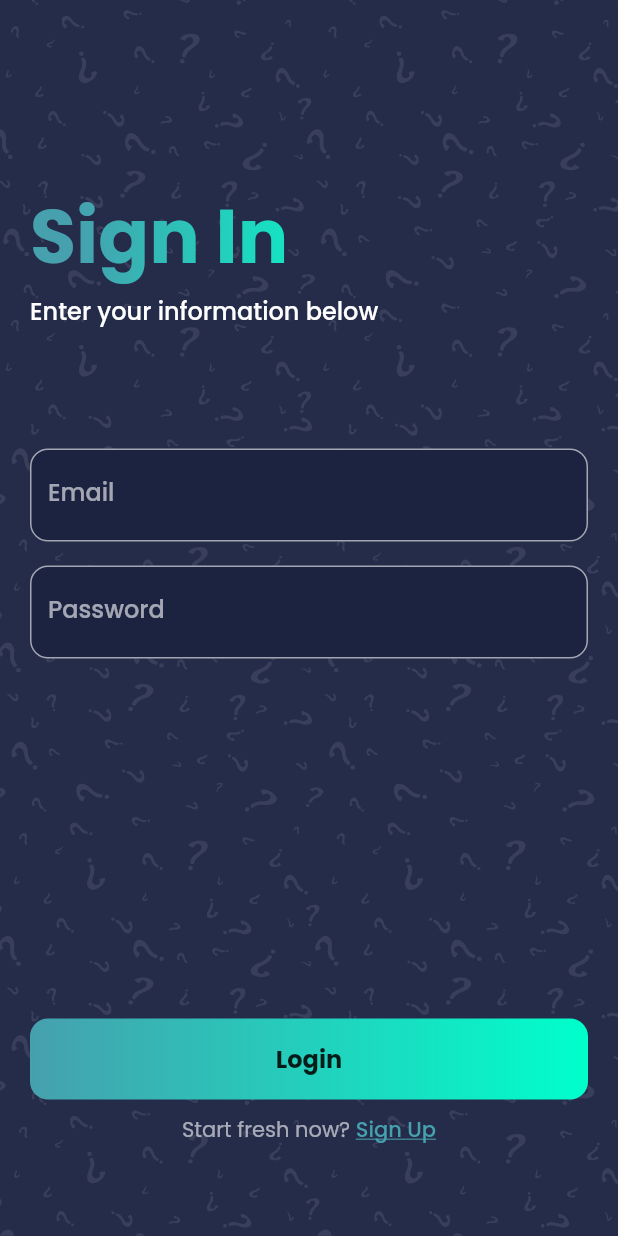
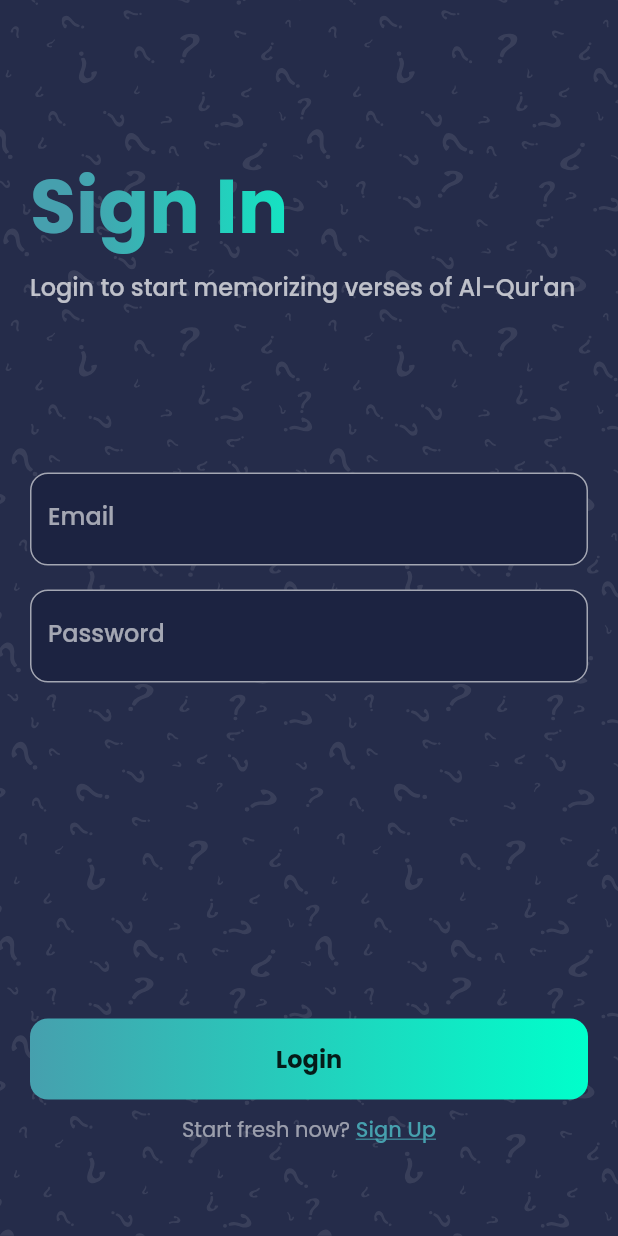
Before and after one commit to MahmudiZukri/flashcard, a Flutter app: the screen it shows after launch, after a tap on "Get Started", after a tap on the "chevron left" icon, on a phone screen of 412 x 824 dp. Run offline on Flutter 3.47's test engine with Material 2 defaults, Android fonts, the phone set to English and light mode, and no system bars; our stand-ins replace bloc, cloud_firestore, email_validator, equatable, firebase_auth, firebase_core and 4 more; accounts and stored records are empty.

Commit message:
added null safety sm2, fixing bug and others

```diff
--- a/lib/models/card_model.dart
+++ b/lib/models/card_model.dart
@@ -3,8 +3,8 @@ part of 'models.dart';
 class CardModel extends Equatable {
   // final int id;
   final String question, answer;
-  final int repetitions;
-  final double intervals, easeFactor;
+  final int repetitions, intervals;
+  final double easeFactor;
   final DateTime reviewedDate;
 
   const CardModel(
@@ -19,7 +19,7 @@ class CardModel extends Equatable {
 
   CardModel copyWith(
           {required int repetitions,
-          required double intervals,
+          required int intervals,
           required double easeFactor,
           required DateTime reviewedDate}) =>
       CardModel(
--- a/lib/models/models.dart
+++ b/lib/models/models.dart
@@ -3,3 +3,4 @@ import 'package:equatable/equatable.dart';
 part 'card_model.dart';
 part 'flashcard_user.dart';
 part 'verse.dart';
+part 'sm2.dart';
--- /dev/null
+++ b/lib/models/sm2.dart
@@ -0,0 +1,49 @@
+part of 'models.dart';
+
+class Sm2Response extends Equatable {
+  final int interval;
+  final int repetitions;
+  final double easeFactor;
+
+  const Sm2Response(this.interval, this.repetitions, this.easeFactor);
+
+  @override
+  List<Object?> get props => [interval, repetitions, easeFactor];
+}
+
+class Sm2 {
+  static Sm2Response calc(
+      {required int quality,
+      required int repetitions,
+      required int previousInterval,
+      required double previousEaseFactor}) {
+    int interval;
+    double easeFactor;
+    if (quality >= 3) {
+      switch (repetitions) {
+        case 0:
+          interval = 1;
+          break;
+        case 1:
+          interval = 6;
+          break;
+        default:
+          interval = (previousInterval * previousEaseFactor).round();
+      }
+
+      repetitions++;
+      easeFactor = previousEaseFactor +
+          (0.1 - (5 - quality) * (0.08 + (5 - quality) * 0.02));
+    } else {
+      repetitions = 0;
+      interval = 1;
+      easeFactor = previousEaseFactor;
+    }
+
+    if (easeFactor < 1.3) {
+      easeFactor = 1.3;
+    }
+
+    return Sm2Response(interval, repetitions, easeFactor);
+  }
+}
--- a/lib/services/card_services.dart
+++ b/lib/services/card_services.dart
@@ -13,7 +13,7 @@ class FlashcardServices {
       'repetitions': flashcard.repetitions,
       'intervals': flashcard.intervals,
       'easeFactor': flashcard.easeFactor,
-      'reviewedDate': flashcard.reviewedDate.millisecondsSinceEpoch
+      'reviewedDate': flashcard.reviewedDate.millisecondsSinceEpoch,
     });
   }
 
@@ -32,7 +32,7 @@ class FlashcardServices {
           question: document.data()['question'],
           answer: document.data()['answer'],
           repetitions: (document.data()['repetitions'] as num).toInt(),
-          intervals: (document.data()['intervals'] as num).toDouble(),
+          intervals: (document.data()['intervals'] as num).toInt(),
           easeFactor: (document.data()['easeFactor'] as num).toDouble(),
           reviewedDate: DateTime.fromMillisecondsSinceEpoch(
               document.data()['reviewedDate'])));
@@ -55,7 +55,7 @@ class FlashcardServices {
           question: document.data()['question'],
           answer: document.data()['answer'],
           repetitions: (document.data()['repetitions'] as num).toInt(),
-          intervals: (document.data()['intervals'] as num).toDouble(),
+          intervals: (document.data()['intervals'] as num).toInt(),
           easeFactor: (document.data()['easeFactor'] as num).toDouble(),
           reviewedDate: DateTime.fromMillisecondsSinceEpoch(
               document.data()['reviewedDate'])));
--- a/lib/ui/pages/pages.dart
+++ b/lib/ui/pages/pages.dart
@@ -11,9 +11,6 @@ import 'package:flutter/material.dart';
 import 'package:flutter/painting.dart';
 import 'package:flutter_bloc/flutter_bloc.dart';
 import 'package:provider/provider.dart';
-
-// ignore: import_of_legacy_library_into_null_safe
-import 'package:sm2/sm.dart';
 import 'package:websafe_svg/websafe_svg.dart';
 import 'package:firebase_auth/firebase_auth.dart' as auth;
 import 'package:email_validator/email_validator.dart';
--- a/lib/ui/pages/sign_in_page.dart
+++ b/lib/ui/pages/sign_in_page.dart
@@ -40,17 +40,18 @@ class _SignInPageState extends State<SignInPage> {
             child: Column(
               crossAxisAlignment: CrossAxisAlignment.start,
               children: [
-                SizedBox(height: 120),
+                SizedBox(height: 100),
                 Text("Sign In",
                     style: tealTextFont.copyWith(
                         fontSize: 50,
                         fontWeight: FontWeight.bold,
                         foreground: Paint()..shader = textGradient)),
+                SizedBox(height: 4),
                 Text(
-                  "Enter your information below",
-                  style: whiteTextFont,
+                  "Login to start memorizing verses of Al-Qur'an",
+                  style: whiteTextFont.copyWith(color: Colors.white70),
                 ),
-                SizedBox(height: 80),
+                Spacer(),
                 TextField(
                   controller: _emailController,
                   onChanged: (text) {
@@ -83,7 +84,7 @@ class _SignInPageState extends State<SignInPage> {
                       border: OutlineInputBorder(
                           borderRadius: BorderRadius.circular(12.0))),
                 ),
-                Spacer(),
+                Spacer(flex: 2),
                 GestureDetector(
                   onTap: () async {
                     setState(() {
@@ -150,7 +151,7 @@ class _SignInPageState extends State<SignInPage> {
                       style: whiteTextFont.copyWith(
                           fontWeight: FontWeight.w400,
                           fontSize: 14,
-                          color: Colors.white60)),
+                          color: Colors.white54)),
                   GestureDetector(
                       onTap: () {
                         _emailController.text = '';
--- a/lib/ui/pages/sign_up_page.dart
+++ b/lib/ui/pages/sign_up_page.dart
@@ -29,12 +29,7 @@ class _SignUpPageState extends State<SignUpPage> {
 
   @override
   Widget build(BuildContext context) {
-    return WillPopScope(
-      onWillPop: () async {
-        BlocProvider.of<PageBloc>(context).add(GotoSplashPage());
-        return true;
-      },
-      child: Scaffold(
+    return Scaffold(
       body: Stack(
         children: [
           SizedBox(
@@ -50,7 +45,7 @@ class _SignUpPageState extends State<SignUpPage> {
                 children: [
                   SafeArea(
                     child: Container(
-                        height: MediaQuery.of(context).size.height / 16,
+                      height: MediaQuery.of(context).size.height / 18,
                       margin: EdgeInsets.only(top: edge),
                       decoration: BoxDecoration(
                         gradient: primaryGradient,
@@ -61,24 +56,23 @@ class _SignUpPageState extends State<SignUpPage> {
                           onPressed: () {
                             context.read<PageBloc>().add(GotoSignInPage());
                           },
-                            icon:
-                                Icon(Icons.chevron_left, color: primaryColor)),
+                          icon: Icon(Icons.chevron_left, color: primaryColor)),
                     ),
                   ),
                   Column(
                     crossAxisAlignment: CrossAxisAlignment.start,
                     children: [
-                        SizedBox(height: 120),
+                      SizedBox(height: 100),
                       Text("Sign Up",
                           style: tealTextFont.copyWith(
                               fontSize: 50,
                               fontWeight: FontWeight.bold,
                               foreground: Paint()..shader = textGradient)),
+                      SizedBox(height: 4),
                       Text(
-                          "Enter your information below",
-                          style: whiteTextFont,
-                        ),
-                        SizedBox(height: 40),
+                          "Create your account to stay connected with your memorizing process",
+                          style: whiteTextFont.copyWith(color: Colors.white70)),
+                      Spacer(),
                       TextField(
                         controller: _nameController,
                         style: whiteTextFont,
@@ -124,7 +118,7 @@ class _SignUpPageState extends State<SignUpPage> {
                             border: OutlineInputBorder(
                                 borderRadius: BorderRadius.circular(12.0))),
                       ),
-                        Spacer(),
+                      Spacer(flex: 2),
                       GestureDetector(
                         onTap: _isSigningUp
                             ? null
@@ -245,8 +239,7 @@ class _SignUpPageState extends State<SignUpPage> {
 
                                     final snackBar = SnackBar(
                                         backgroundColor: Colors.red[400],
-                                          duration:
-                                              Duration(milliseconds: 1500),
+                                        duration: Duration(milliseconds: 1500),
                                         content: Row(
                                           children: [
                                             Icon(Icons.dangerous,
@@ -255,12 +248,10 @@ class _SignUpPageState extends State<SignUpPage> {
                                             Expanded(
                                               child: Text(result.message!,
                                                   maxLines: 2,
-                                                    style:
-                                                        whiteTextFont.copyWith(
+                                                  style: whiteTextFont.copyWith(
                                                       fontSize: 14,
                                                       fontWeight:
-                                                                FontWeight
-                                                                    .bold)),
+                                                          FontWeight.bold)),
                                             )
                                           ],
                                         ));
@@ -297,7 +288,7 @@ class _SignUpPageState extends State<SignUpPage> {
                                 style: whiteTextFont.copyWith(
                                     fontWeight: FontWeight.w400,
                                     fontSize: 14,
-                                      color: Colors.white60)),
+                                    color: Colors.white54)),
                             GestureDetector(
                                 onTap: () {
                                   _nameController.text = '';
@@ -325,7 +316,6 @@ class _SignUpPageState extends State<SignUpPage> {
           ),
         ],
       ),
-      ),
     );
   }
 }
--- a/lib/ui/pages/splash_page.dart
+++ b/lib/ui/pages/splash_page.dart
@@ -20,20 +20,21 @@ class SplashPage extends StatelessWidget {
             child: Column(
               crossAxisAlignment: CrossAxisAlignment.center,
               children: [
-                SizedBox(height: 120),
+                SizedBox(height: 100),
                 Text("Al-Qur'an Flashcard",
-                    // textAlign: TextAlign.center,
+                    textAlign: TextAlign.center,
                     style: tealTextFont.copyWith(
                         fontSize: 50,
                         fontWeight: FontWeight.bold,
                         foreground: Paint()..shader = textGradient)),
-                SizedBox(height: 80),
+                Spacer(),
                 Text(
                   "Penerapan Spaced Repetition dengan Menggunakan Algoritma SuperMemo 2 dalam Penghafalan Ayat Al-Qur'an",
-                  style: whiteTextFont.copyWith(letterSpacing: 2.0),
+                  style: whiteTextFont.copyWith(
+                      letterSpacing: 1.8, wordSpacing: 5.2),
                   textAlign: TextAlign.center,
                 ),
-                Spacer(),
+                Spacer(flex: 2),
                 GestureDetector(
                     onTap: () {
                       context.read<PageBloc>().add(GotoSignUpPage());
@@ -56,7 +57,7 @@ class SplashPage extends StatelessWidget {
                       style: whiteTextFont.copyWith(
                           fontWeight: FontWeight.w400,
                           fontSize: 14,
-                          color: Colors.white60)),
+                          color: Colors.white54)),
                   GestureDetector(
                       onTap: () {
                         context.read<PageBloc>().add(GotoSignInPage());
--- a/pubspec.yaml
+++ b/pubspec.yaml
@@ -42,7 +42,6 @@ dependencies:
   google_fonts: ^2.1.0
   http: ^0.13.4
   provider: ^6.0.0
-  sm2: ^0.1.6
   websafe_svg: ^2.0.0+1
 
 dev_dependencies:
```
Also changed, not shown: lib/bloc/card_bloc.dart (+2 -6 lines), lib/ui/pages/study_page.dart (+4 -13 lines), pubspec.lock. Lines whose indentation alone changed are shown as unchanged.
